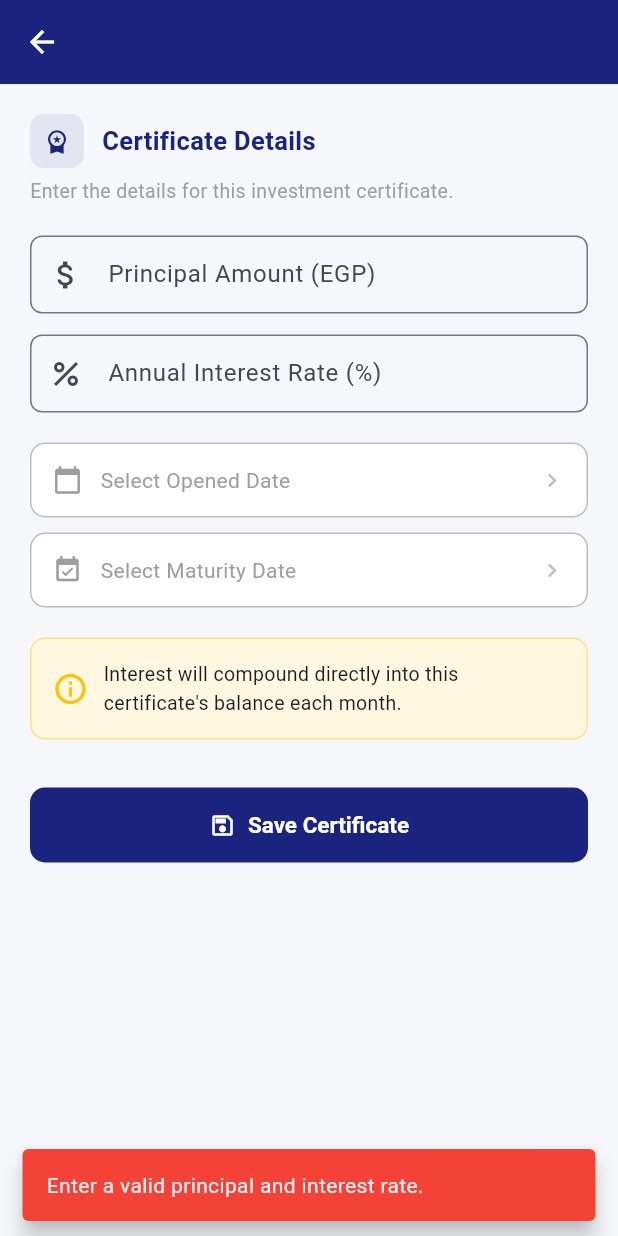
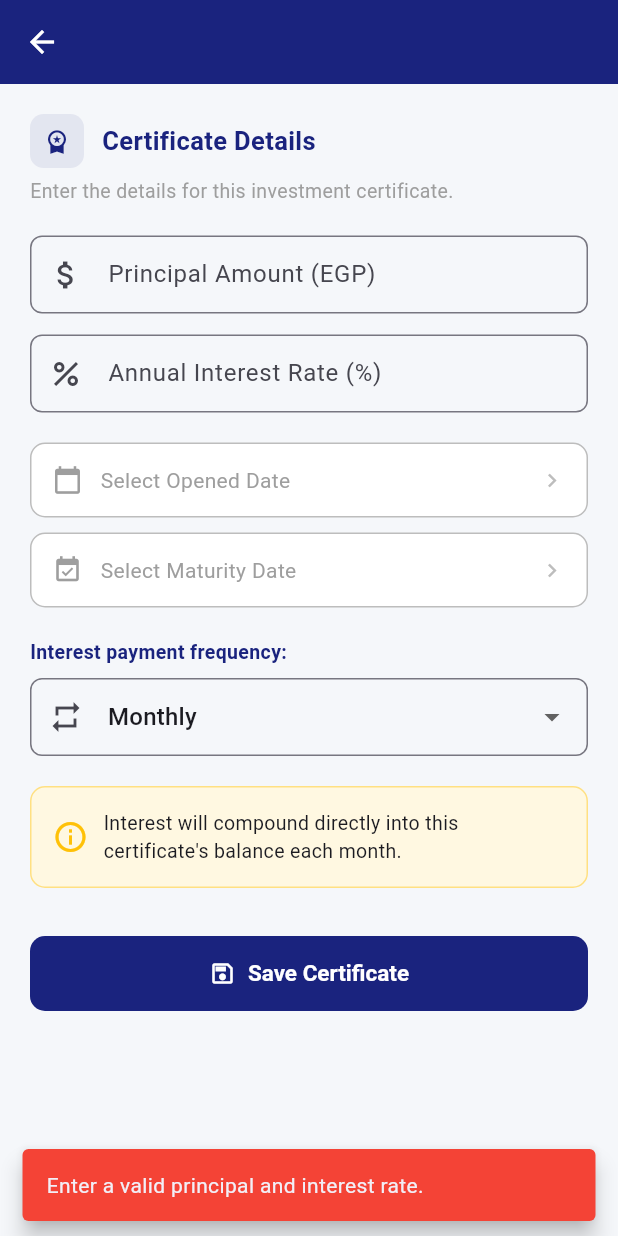
Before and after one commit to Bishlawy2006/Khazna, a Flutter app: the CertificateDetailScreen screen opened directly with empty values, after a tap on "Save Certificate", on a phone screen of 412 x 824 dp. Run offline on Flutter 3.47's test engine with Material 3 defaults, Android fonts, the phone set to English and light mode, and no system bars; our stand-ins replace file_picker, flutter_local_notifications, qr_flutter, share_plus, sqflite, sqflite_common_ffi; missing offline and left inert: encrypt, local_notifier, mailer, otp; accounts and stored records are empty.

Commit message:
Add certificate editing and remove stale context.md
Certificate details can now be edited in place (principal, rate, dates,
interest frequency) instead of only being created once. Editing an
existing certificate preserves already-accrued interest in the account
balance by only applying the delta between old and new principal.

```diff
--- a/lib/screens/certificate_detail_screen.dart
+++ b/lib/screens/certificate_detail_screen.dart
@@ -22,11 +22,13 @@ class CertificateDetailScreen extends StatefulWidget {
 class _CertificateDetailScreenState extends State<CertificateDetailScreen> {
   CertificateModel? _certificate;
   bool _loading = true;
+  bool _editing = false;
 
   final _principalController = TextEditingController();
   final _rateController = TextEditingController();
   DateTime? _openedDate;
   DateTime? _maturityDate;
+  int _frequencyMonths = 1;
 
   List<AccountModel> _bankAccounts = [];
   AccountModel? _selectedDepositAccount;
@@ -64,6 +66,40 @@ class _CertificateDetailScreenState extends State<CertificateDetailScreen> {
     });
   }
 
+  DateTime _calculateNextInterestDate(
+      DateTime openedDate, int frequencyMonths) {
+    final today = DateTime.now();
+    DateTime next = DateTime(
+        openedDate.year, openedDate.month + frequencyMonths, openedDate.day);
+    while (!next.isAfter(today)) {
+      next = DateTime(
+          next.year, next.month + frequencyMonths, next.day);
+    }
+    return next;
+  }
+
+  void _startEdit() {
+    final cert = _certificate!;
+    _principalController.text = cert.principal.toString();
+    _rateController.text = (cert.interestRate * 100).toStringAsFixed(2);
+    _openedDate = DateTime.parse(cert.openedDate);
+    _maturityDate = DateTime.parse(cert.maturityDate);
+    _frequencyMonths = cert.frequencyMonths;
+    if (_isElAhly) {
+      for (final a in _bankAccounts) {
+        if (a.id == cert.depositAccountId) {
+          _selectedDepositAccount = a;
+          break;
+        }
+      }
+    }
+    setState(() => _editing = true);
+  }
+
+  void _cancelEdit() {
+    setState(() => _editing = false);
+  }
+
   Future<void> _saveCertificate() async {
     final principal = double.tryParse(_principalController.text.trim());
     final rate = double.tryParse(_rateController.text.trim());
@@ -84,19 +120,12 @@ class _CertificateDetailScreenState extends State<CertificateDetailScreen> {
     final depositAccountId =
         _isElAhly ? _selectedDepositAccount!.id! : widget.account.id!;
 
-    DateTime calculateNextInterestDate(DateTime openedDate) {
-      final today = DateTime.now();
-      DateTime next = DateTime(
-          openedDate.year, openedDate.month + 1, openedDate.day);
-      while (!next.isAfter(today)) {
-        next = DateTime(next.year, next.month + 1, next.day);
-      }
-      return next;
-    }
-
-    final nextInterest = calculateNextInterestDate(_openedDate!);
+    final nextInterest =
+        _calculateNextInterestDate(_openedDate!, _frequencyMonths);
+    final isMatured = nextInterest.isAfter(_maturityDate!);
 
     final cert = CertificateModel(
+      id: _certificate?.id,
       accountId: widget.account.id!,
       depositAccountId: depositAccountId,
       principal: principal,
@@ -104,13 +133,30 @@ class _CertificateDetailScreenState extends State<CertificateDetailScreen> {
       openedDate: _openedDate!.toIso8601String().substring(0, 10),
       maturityDate: _maturityDate!.toIso8601String().substring(0, 10),
       nextInterestDate: nextInterest.toIso8601String().substring(0, 10),
-      frequencyMonths: 1,
+      frequencyMonths: _frequencyMonths,
+      isMatured: isMatured,
     );
 
-    await DatabaseHelper.instance.insertCertificate(cert);
-    await DatabaseHelper.instance
-        .updateAccountBalance(widget.account.id!, principal);
+    if (_certificate == null) {
+      await DatabaseHelper.instance.insertCertificate(cert);
+      await DatabaseHelper.instance
+          .updateAccountBalance(widget.account.id!, principal);
+    } else {
+      // Preserve any interest that has already accrued into the balance —
+      // only shift the balance by how much the principal itself changed.
+      final principalDelta = principal - _certificate!.principal;
+      await DatabaseHelper.instance.updateCertificate(cert);
+      if (principalDelta != 0) {
+        final account =
+            await DatabaseHelper.instance.getAccountById(widget.account.id!);
+        if (account != null) {
+          await DatabaseHelper.instance.updateAccountBalance(
+              widget.account.id!, account.balance + principalDelta);
+        }
+      }
+    }
 
+    setState(() => _editing = false);
     await _loadData();
   }
 
@@ -157,10 +203,18 @@ class _CertificateDetailScreenState extends State<CertificateDetailScreen> {
         ),
         centerTitle: true,
         elevation: 0,
+        actions: [
+          if (!_loading && _certificate != null)
+            IconButton(
+              icon: Icon(_editing ? Icons.close : Icons.edit_outlined),
+              tooltip: _editing ? 'Cancel' : 'Edit certificate',
+              onPressed: _editing ? _cancelEdit : _startEdit,
+            ),
+        ],
       ),
       body: _loading
           ? const Center(child: CircularProgressIndicator())
-          : _certificate == null
+          : (_certificate == null || _editing)
               ? _buildForm()
               : _buildInfoView(),
     );
@@ -175,8 +229,11 @@ class _CertificateDetailScreenState extends State<CertificateDetailScreen> {
         crossAxisAlignment: CrossAxisAlignment.start,
         children: [
           _sectionHeader(
-              Icons.workspace_premium, 'Certificate Details',
-              'Enter the details for this investment certificate.'),
+              Icons.workspace_premium,
+              _editing ? 'Edit Certificate' : 'Certificate Details',
+              _editing
+                  ? 'Update any field — details recalculate automatically.'
+                  : 'Enter the details for this investment certificate.'),
           const SizedBox(height: 20),
 
           TextField(
@@ -219,6 +276,31 @@ class _CertificateDetailScreenState extends State<CertificateDetailScreen> {
                 : 'Matures: ${_maturityDate!.toIso8601String().substring(0, 10)}',
             isSet: _maturityDate != null,
             onTap: () => _pickDate(false),
+          ),
+          const SizedBox(height: 20),
+
+          const Text(
+            'Interest payment frequency:',
+            style: TextStyle(
+                fontWeight: FontWeight.w600,
+                fontSize: 13,
+                color: AppColors.primary),
+          ),
+          const SizedBox(height: 8),
+          DropdownButtonFormField<int>(
+            initialValue: _frequencyMonths,
+            decoration: const InputDecoration(
+              prefixIcon: Icon(Icons.repeat),
+            ),
+            borderRadius: BorderRadius.circular(10),
+            items: const [
+              DropdownMenuItem(value: 1, child: Text('Monthly')),
+              DropdownMenuItem(value: 3, child: Text('Every 3 months')),
+              DropdownMenuItem(value: 6, child: Text('Every 6 months')),
+              DropdownMenuItem(value: 12, child: Text('Yearly')),
+            ],
+            onChanged: (val) =>
+                setState(() => _frequencyMonths = val ?? 1),
           ),
 
           // El Ahly: deposit account selector
@@ -282,7 +364,7 @@ class _CertificateDetailScreenState extends State<CertificateDetailScreen> {
             child: FilledButton.icon(
               onPressed: _saveCertificate,
               icon: const Icon(Icons.save_outlined),
-              label: const Text('Save Certificate'),
+              label: Text(_editing ? 'Save Changes' : 'Save Certificate'),
               style: FilledButton.styleFrom(
                 backgroundColor: AppColors.primary,
                 padding: const EdgeInsets.symmetric(vertical: 16),
@@ -291,6 +373,21 @@ class _CertificateDetailScreenState extends State<CertificateDetailScreen> {
               ),
             ),
           ),
+          if (_editing) ...[
+            const SizedBox(height: 10),
+            SizedBox(
+              width: double.infinity,
+              child: OutlinedButton(
+                onPressed: _cancelEdit,
+                style: OutlinedButton.styleFrom(
+                  padding: const EdgeInsets.symmetric(vertical: 16),
+                  shape: RoundedRectangleBorder(
+                      borderRadius: BorderRadius.circular(10)),
+                ),
+                child: const Text('Cancel'),
+              ),
+            ),
+          ],
         ],
       ),
     );
@@ -462,6 +559,11 @@ class _CertificateDetailScreenState extends State<CertificateDetailScreen> {
                 _infoRow(Icons.event_available, 'Maturity Date',
                     cert.maturityDate),
                 _divider(),
+                _infoRow(Icons.repeat, 'Interest Frequency',
+                    cert.frequencyMonths == 1
+                        ? 'Monthly'
+                        : 'Every ${cert.frequencyMonths} months'),
+                _divider(),
                 _infoRow(
                   Icons.notifications_outlined,
                   'Next Interest Due',
```
Also changed, not shown: 1 other file.
